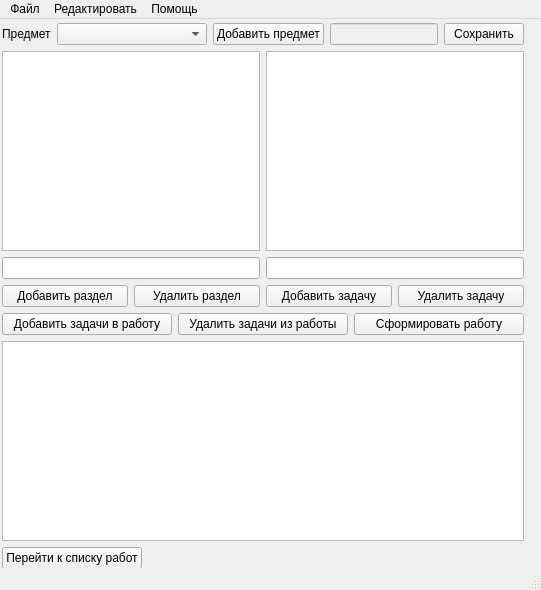
Before: the Qt Designer form maketask/mainwindow.ui in grigvlwork/py_prog, drawn with Qt 5.
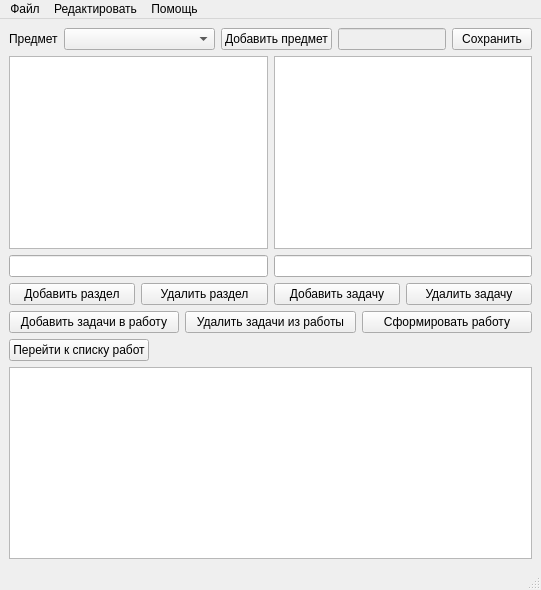
After: the same form once the commit is applied.

Patch:
```diff
--- a/maketask/mainwindow.ui
+++ b/maketask/mainwindow.ui
@@ -14,19 +14,7 @@
    <string>MainWindow</string>
   </property>
   <widget class="QWidget" name="centralwidget">
-   <widget class="QWidget" name="">
-    <property name="geometry">
-     <rect>
-      <x>2</x>
-      <y>4</y>
-      <width>522</width>
-      <height>546</height>
-     </rect>
-    </property>
     <layout class="QVBoxLayout" name="verticalLayout">
-     <property name="leftMargin">
-      <number>0</number>
-     </property>
      <item>
       <layout class="QHBoxLayout" name="horizontalLayout_3">
        <item>
@@ -149,9 +137,6 @@
        </item>
       </layout>
      </item>
-     <item>
-      <widget class="QListView" name="task_in_work_list"/>
-     </item>
      <item>
       <layout class="QHBoxLayout" name="horizontalLayout_6">
        <item>
@@ -176,8 +161,10 @@
        </item>
       </layout>
      </item>
-    </layout>
-   </widget>
+    <item>
+     <widget class="QListView" name="task_in_work_list"/>
+    </item>
+   </layout>
   </widget>
   <widget class="QMenuBar" name="menubar">
    <property name="geometry">
```
Left out of the diff: 57 changed lines with no effect on the pictures. Lines whose indentation alone changed are shown as unchanged.
